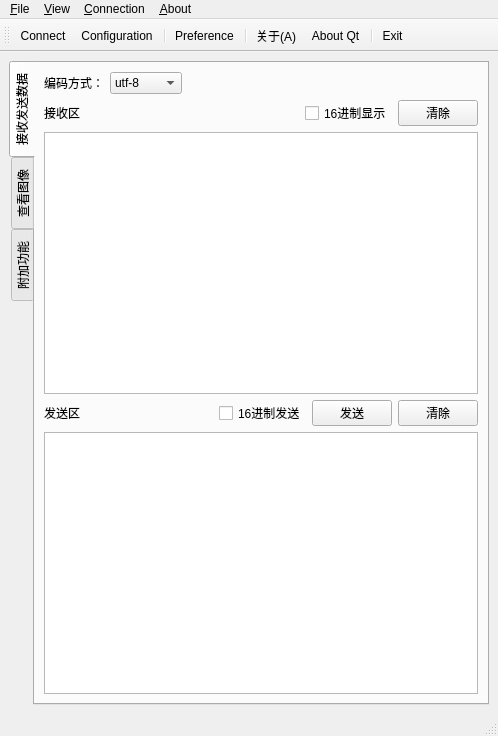
This is gui/mainwindow.ui in IronSublimate/serialport-bluetooth-helper as Qt 5 draws it before an edit. The edited form follows.
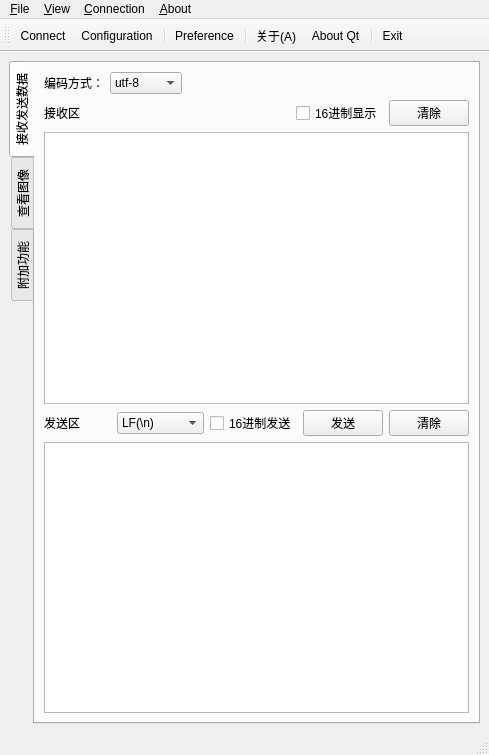
This is the edited form. The open tabs and pages were chosen to show the change. Icons and pictures are not drawn. Custom widgets are drawn as their Qt base class.

Patch:
```diff
--- a/gui/mainwindow.ui
+++ b/gui/mainwindow.ui
@@ -6,8 +6,8 @@
    <rect>
     <x>0</x>
     <y>0</y>
-    <width>498</width>
-    <height>736</height>
+    <width>489</width>
+    <height>755</height>
    </rect>
   </property>
   <property name="windowTitle">
@@ -93,6 +93,25 @@
             </property>
            </spacer>
           </item>
+          <item>
+           <widget class="QComboBox" name="comboBox_lineSep">
+            <item>
+             <property name="text">
+              <string notr="true">LF(\n)</string>
+             </property>
+            </item>
+            <item>
+             <property name="text">
+              <string notr="true">CR(\r)</string>
+             </property>
+            </item>
+            <item>
+             <property name="text">
+              <string notr="true">CRLF(\r\n)</string>
+             </property>
+            </item>
+           </widget>
+          </item>
           <item>
            <widget class="QCheckBox" name="hexSending_checkBox">
             <property name="sizePolicy">
@@ -821,8 +840,8 @@
     <rect>
      <x>0</x>
      <y>0</y>
-     <width>498</width>
-     <height>26</height>
+     <width>489</width>
+     <height>21</height>
     </rect>
    </property>
    <widget class="QMenu" name="menu">
```
Left out of the diff: 2 changed lines with no effect on the pictures.
